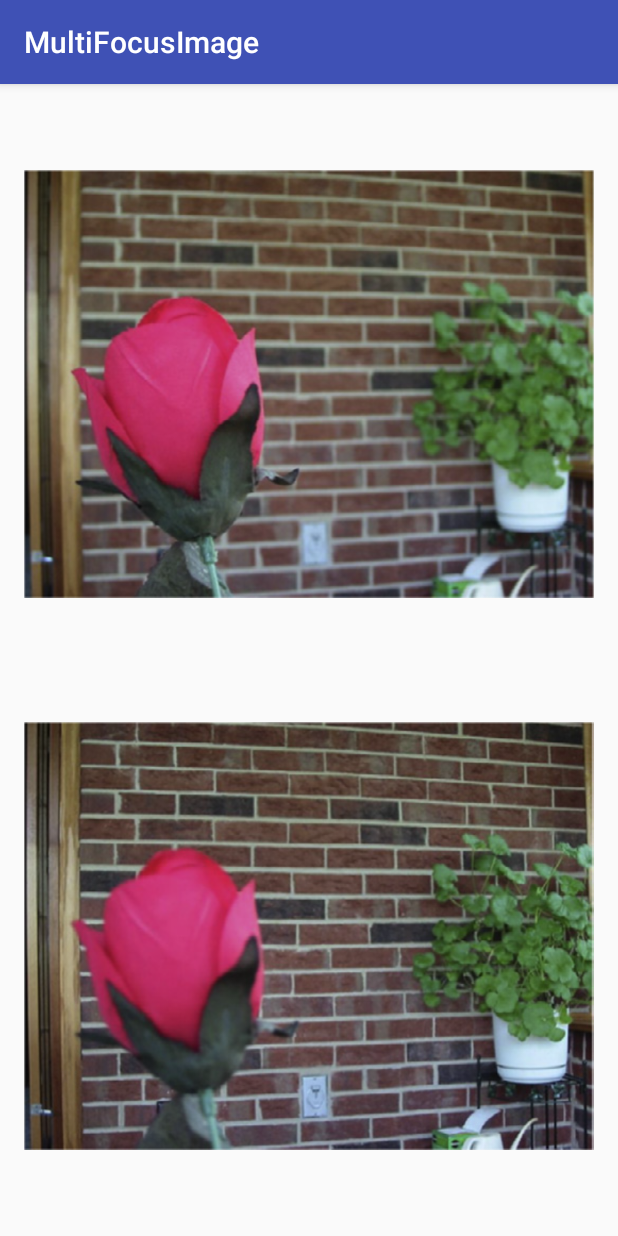
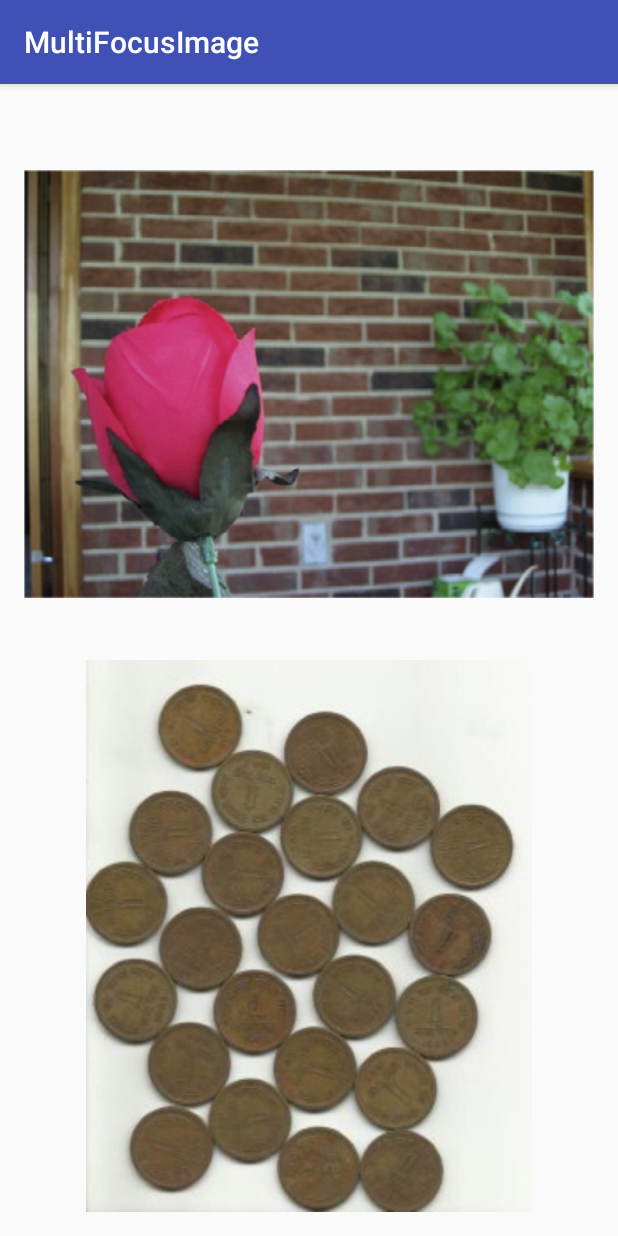
Before and after one commit to trongan93/viplab-mip-multifocus, an Android app: the screen it shows after launch (MainActivity), on a phone screen of 412 x 824 dp. Run offline under Robolectric (Android 15) with nearby library versions, the phone set to English and light mode, and no system bars; 19 statements that could not run were skipped.

```diff
--- a/MultiFocusImage/app/src/main/java/tw/ncnu/viplab/multifocusimage/PresenterMainActivity.java
+++ b/MultiFocusImage/app/src/main/java/tw/ncnu/viplab/multifocusimage/PresenterMainActivity.java
@@ -1,5 +1,6 @@
 package tw.ncnu.viplab.multifocusimage;
 
+import android.util.Log;
 import android.widget.ImageView;
 
 import org.opencv.core.Core;
@@ -14,6 +15,9 @@ import java.lang.reflect.Array;
 
 import tw.ncnu.viplab.multifocusimage.ImageProcessing.ControlImage;
 import tw.ncnu.viplab.multifocusimage.ImageProcessing.ImageBasicProcessing;
+
+import static org.opencv.core.Mat.ones;
+import static org.opencv.core.Mat.zeros;
 
 /**
  * Created by Bui Trong An on 12/26/2016.
@@ -71,10 +75,10 @@ public class PresenterMainActivity {
 //        Imgproc.watershed(processedMat1,markers);
 
         //# noise removal
-        Mat kernel = new Mat(3,3,CvType.CV_8U);
-        //Imgproc.morphologyEx(inputMat1, inputMat1, Imgproc.MORPH_OPEN, kernel);
+        Mat kernel = zeros(3,3,CvType.CV_8U);
         Mat opening = new Mat();
-        Imgproc.morphologyEx(processedMat1,opening,Imgproc.MORPH_OPEN,kernel,new Point(),2);
+//        Imgproc.morphologyEx(processedMat1, opening, Imgproc.MORPH_OPEN, kernel, new Point(),2);
+        Imgproc.morphologyEx(processedMat1, opening, Imgproc.MORPH_OPEN, kernel);
 
         //# sure background area
         Mat sure_bg = new Mat(processedMat1.size(),CvType.CV_8U);
@@ -89,6 +93,7 @@ public class PresenterMainActivity {
         Mat sure_fg = new Mat(processedMat1.size(),CvType.CV_8U);
         Core.subtract(sure_bg, sure_fg, processedMat1);
 
+
         //Show Image
         ShowImage(processedImageView1, processedMat1);
         ShowImage(processedImageView2, processedMat2);
--- a/MultiFocusImage/app/src/main/res/layout/activity_main.xml
+++ b/MultiFocusImage/app/src/main/res/layout/activity_main.xml
@@ -38,7 +38,7 @@
                 android:layout_width="match_parent"
                 android:layout_height="match_parent"
                 android:id="@+id/imvOriginal2"
-                app:srcCompat="@drawable/source_image2" />
+                app:srcCompat="@drawable/water_coins" />
         </LinearLayout>
     </LinearLayout>
 </RelativeLayout>
```
Also changed, not shown: 20 other files.
